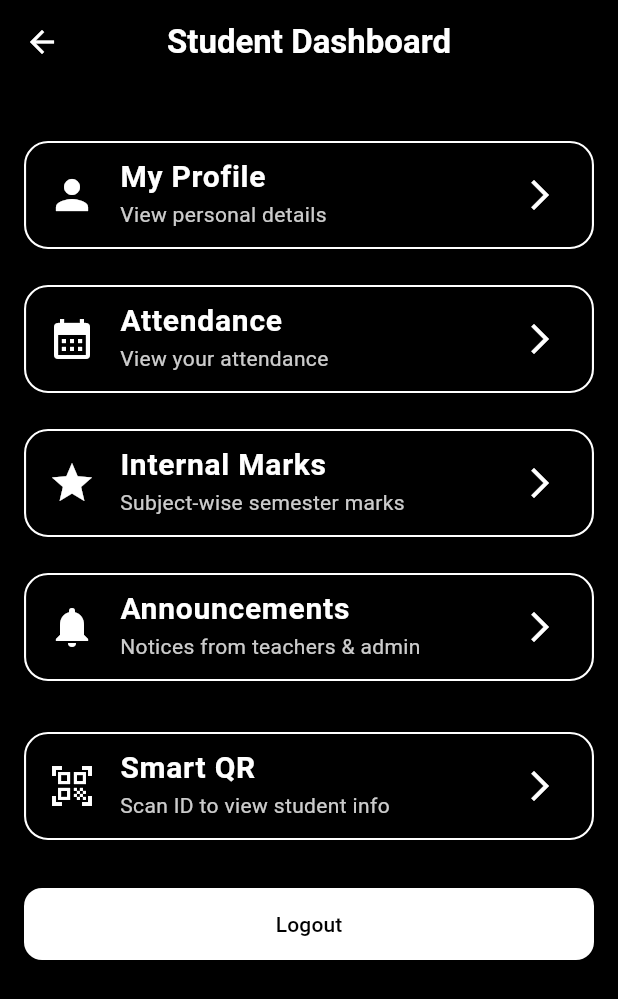
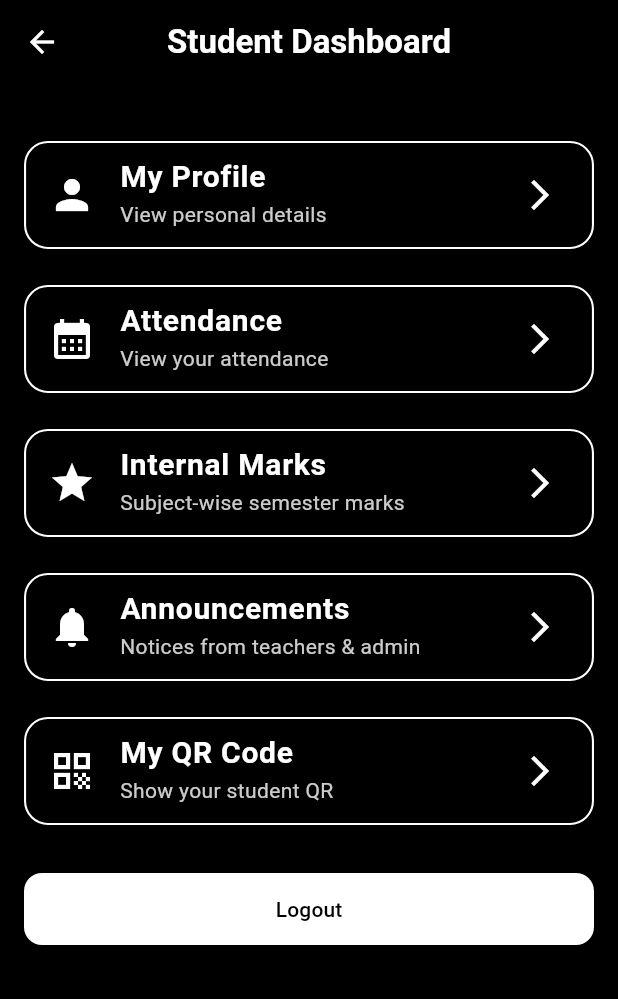
Before and after one commit to binoypr07/campusease, a Flutter app: the StudentDashboard screen opened by its route, on a phone screen of 412 x 824 dp. Shown: the top 999 px of the screen. Run offline on Flutter 3.47's test engine with Material 3 defaults, Android fonts, the light colour scheme and no system bars; our stand-ins replace cloud_firestore, firebase_auth, firebase_core, get, qr_flutter; accounts and stored records are empty; network calls fail.

Commit message:
Add qr feature

```diff
--- a/lib/views/student/student_dashboard.dart
+++ b/lib/views/student/student_dashboard.dart
@@ -1,5 +1,8 @@
 import 'package:flutter/material.dart';
 import 'package:get/get.dart';
+import 'package:firebase_auth/firebase_auth.dart';
+import 'package:cloud_firestore/cloud_firestore.dart';
+import 'qr.dart';
 
 class StudentDashboard extends StatelessWidget {
   const StudentDashboard({super.key});
@@ -17,7 +20,6 @@ class StudentDashboard extends StatelessWidget {
       margin: const EdgeInsets.symmetric(vertical: 12),
       child: ListTile(
         leading: Icon(icon, color: Colors.white, size: 32),
-
         title: Text(
           title,
           style: const TextStyle(
@@ -26,14 +28,11 @@ class StudentDashboard extends StatelessWidget {
             fontWeight: FontWeight.bold,
           ),
         ),
-
         subtitle: Text(
           subtitle,
           style: TextStyle(color: Colors.white.withOpacity(0.8), fontSize: 14),
         ),
-
         trailing: const Icon(Icons.arrow_forward_ios, color: Colors.white),
-
         onTap: onTap,
       ),
     );
@@ -44,9 +43,40 @@ class StudentDashboard extends StatelessWidget {
   // ---------------------------------------------------------
   @override
   Widget build(BuildContext context) {
+    final currentUser = FirebaseAuth.instance.currentUser;
+
+    return FutureBuilder<DocumentSnapshot>(
+      future: FirebaseFirestore.instance
+          .collection('users')
+          .doc(currentUser!.uid)
+          .get(),
+      builder: (context, snapshot) {
+        if (snapshot.connectionState == ConnectionState.waiting) {
+          return const Scaffold(
+            body: Center(child: CircularProgressIndicator()),
+          );
+        }
+
+        if (!snapshot.hasData || !snapshot.data!.exists) {
+          return const Scaffold(
+            body: Center(
+              child: Text(
+                'Student data not found',
+                style: TextStyle(color: Colors.white, fontSize: 18),
+              ),
+            ),
+          );
+        }
+
+        final data = snapshot.data!.data() as Map<String, dynamic>;
+        final studentId = data['admissionNumber'] ?? 'No ID';
+        final studentName = data['name'] ?? 'No Name';
+
         return Scaffold(
-      appBar: AppBar(title: const Text("Student Dashboard"), centerTitle: true),
-
+          appBar: AppBar(
+            title: const Text("Student Dashboard"),
+            centerTitle: true,
+          ),
           body: Padding(
             padding: const EdgeInsets.all(16),
             child: ListView(
@@ -98,14 +128,22 @@ class StudentDashboard extends StatelessWidget {
                     );
                   },
                 ),
-            // ------------------ QR CODE------------------
-            const SizedBox(height: 10),
+
+                // ------------------ QR CODE ------------------
                 buildCard(
-              icon: Icons.qr_code_scanner,
-              title: "Smart QR",
-              subtitle: "Scan ID to view student info",
-              onTap: () => Get.toNamed('/qrScan'),
+                  icon: Icons.qr_code,
+                  title: "My QR Code",
+                  subtitle: "Show your student QR",
+                  onTap: () {
+                    Get.to(
+                      () => StudentQRPage(
+                        studentId: studentId,
+                        studentName: studentName,
                       ),
+                    );
+                  },
+                ),
+
                 const SizedBox(height: 20),
 
                 // ------------------ LOGOUT ------------------
@@ -119,5 +157,7 @@ class StudentDashboard extends StatelessWidget {
             ),
           ),
         );
+      },
+    );
   }
 }
--- a/pubspec.yaml
+++ b/pubspec.yaml
@@ -36,7 +36,7 @@ dependencies:
   cloud_firestore: ^5.0.2
   firebase_storage: ^12.0.2
   flutter_barcode_scanner: ^2.0.0
-
+  qr_flutter: ^4.0.0
 
   get: ^4.6.6
   fluttertoast: ^8.2.4
```
Also changed, not shown: lib/main.dart (+10 -11 lines), lib/views/student/qr.dart (+20 -31 lines), lib/views/student/student_info.dart (added, +62 -0 lines), pubspec.lock. Lines whose indentation alone changed are shown as unchanged.
